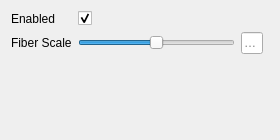
First picture: the form in include/ui/plugins/fom_toolbox.ui, repository VRGroupRWTH/pli_view, before the edit.
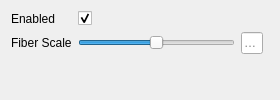
Second picture: the form after the edit.

```diff
--- a/include/ui/plugins/fom_toolbox.ui
+++ b/include/ui/plugins/fom_toolbox.ui
@@ -7,7 +7,7 @@
     <x>0</x>
     <y>0</y>
     <width>280</width>
-    <height>140</height>
+    <height>100</height>
    </rect>
   </property>
   <property name="windowTitle">
```
